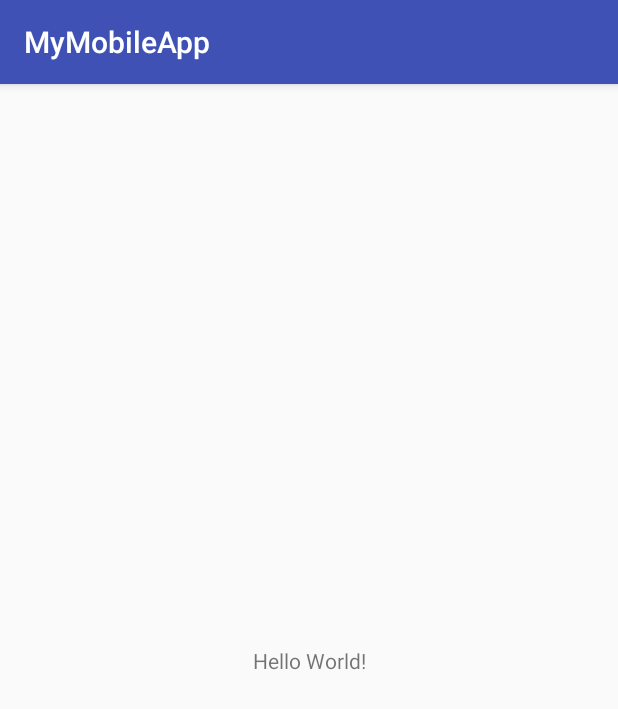
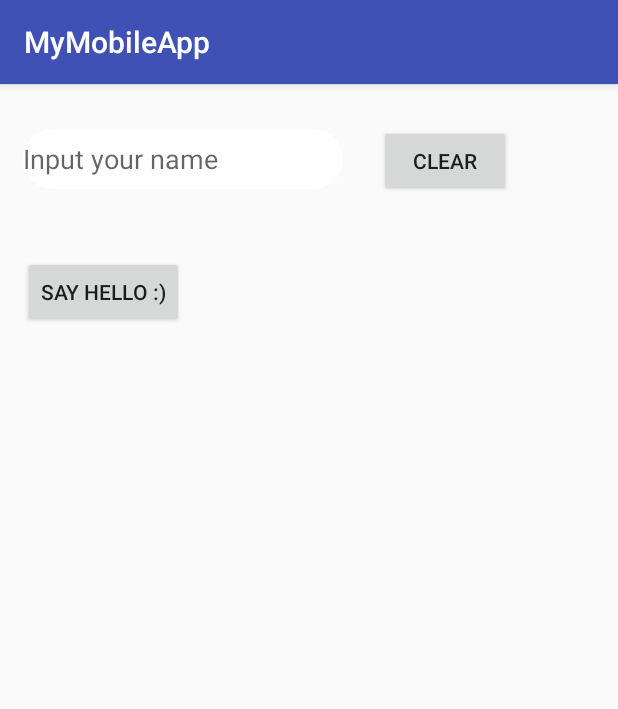
Before and after one commit to nzavarinsky/MobileDev, an Android app: the screen it shows after launch (MainActivity), on a phone screen of 412 x 824 dp. Shown: the top 709 px of the screen. Run offline under Robolectric (Android 15) with nearby library versions, the phone set to English and light mode, and no system bars.

Commit message:
[+] lab2

```diff
--- a/app/src/main/java/com/example/zava/mymobileapp/MainActivity.java
+++ b/app/src/main/java/com/example/zava/mymobileapp/MainActivity.java
@@ -2,13 +2,48 @@ package com.example.zava.mymobileapp;
 
 import android.support.v7.app.AppCompatActivity;
 import android.os.Bundle;
+import android.view.View;
+import android.widget.Button;
+import android.widget.EditText;
+import android.widget.TextView;
 
-public class MainActivity extends AppCompatActivity {
+
+public class MainActivity extends AppCompatActivity implements View.OnClickListener {
+    public EditText etName;
+    TextView textWithName;
+    Button clearText, sayHello;
+    public String name;
 
     @Override
     protected void onCreate(Bundle savedInstanceState) {
         super.onCreate(savedInstanceState);
         setContentView(R.layout.activity_main);
-        System.out.println("Hello world :)"); //test output to console
+        System.out.println("Hello World :)");
+
+        etName = findViewById(R.id.etName);
+        textWithName = findViewById(R.id.textWithName);
+        clearText = findViewById(R.id.clearText);
+        sayHello = findViewById(R.id.sayHello);
+
+        sayHello.setOnClickListener(this);
+        clearText.setOnClickListener(this);
+
+    }
+
+    @Override
+    public void onClick(View v) {
+        switch (v.getId()) { // switch to conrol clicks between two different buttons
+            case R.id.clearText:
+                etName.getText().clear();
+                break;
+            case R.id.sayHello:
+                textWithName.setText("Hello, " + etName.getText().toString());// output our congratulation
+                etName.getText().clear();
+        }
+    }
+
+
+    @Override
+    public void onPointerCaptureChanged(boolean hasCapture) {
     }
 }
--- /dev/null
+++ b/app/src/main/res/drawable/etname_focused_state.xml
@@ -0,0 +1,17 @@
+<selector xmlns:android="http://schemas.android.com/apk/res/android">
+    <item android:state_enabled="true"
+        android:state_focused="true">
+        <shape android:padding="10dp" android:shape="rectangle">
+            <solid android:color="#FFFFFF" />
+            <stroke android:width="0.5dp" android:color="#ffa0a496" />
+            <corners android:bottomLeftRadius="1dp" android:bottomRightRadius="1dp" android:topLeftRadius="1dp" android:topRightRadius="1dp" />
+        </shape>
+    </item>
+    <item android:state_enabled="false">
+        <shape android:padding="10dp"
+            android:shape="rectangle">
+            <solid android:color="#FFFFFF" />
+            <corners android:bottomLeftRadius="25dp" android:bottomRightRadius="25dp" android:topLeftRadius="25dp" android:topRightRadius="25dp" />
+        </shape>
+    </item>
+</selector>
--- a/app/src/main/res/layout/activity_main.xml
+++ b/app/src/main/res/layout/activity_main.xml
@@ -6,13 +6,62 @@
     android:layout_height="match_parent"
     tools:context="com.example.zava.mymobileapp.MainActivity">
 
-    <TextView
-        android:layout_width="wrap_content"
-        android:layout_height="wrap_content"
-        android:text="Hello World!"
-        app:layout_constraintBottom_toBottomOf="parent"
-        app:layout_constraintLeft_toLeftOf="parent"
-        app:layout_constraintRight_toRightOf="parent"
-        app:layout_constraintTop_toTopOf="parent" />
+    <RelativeLayout
+        android:layout_width="match_parent"
+        android:layout_height="match_parent"
+        android:descendantFocusability="beforeDescendants"
+        android:focusableInTouchMode="true">
 
+
+        <EditText
+            android:id="@+id/etName"
+            android:layout_width="wrap_content"
+            android:layout_height="40dp"
+            android:layout_alignParentStart="true"
+            android:layout_alignParentTop="true"
+            android:layout_marginStart="15dp"
+            android:layout_marginTop="30dp"
+            android:background="@drawable/etname_focused_state"
+            android:ems="10"
+            android:hint="Input your name"
+            android:inputType="textPersonName" />
+
+        <EditText
+            android:id="@+id/edt_thief"
+            android:layout_width="0dp"
+            android:layout_height="0dp"
+            android:focusable="true"
+            android:focusableInTouchMode="true" />
+
+        <Button
+            android:id="@+id/clearText"
+            android:layout_width="wrap_content"
+            android:layout_height="wrap_content"
+            android:layout_alignBaseline="@+id/etName"
+            android:layout_alignBottom="@+id/etName"
+            android:layout_marginStart="24dp"
+            android:layout_toEndOf="@+id/etName"
+            android:text="Clear" />
+
+        <Button
+            android:id="@+id/sayHello"
+            android:layout_width="wrap_content"
+            android:layout_height="wrap_content"
+            android:layout_alignParentLeft="true"
+            android:layout_below="@+id/clearText"
+            android:layout_marginLeft="15dp"
+            android:layout_marginTop="39dp"
+            android:text="Say Hello :)" />
+
+        <TextView
+            android:id="@+id/textWithName"
+            android:layout_width="wrap_content"
+            android:layout_height="wrap_content"
+            android:layout_alignEnd="@+id/etName"
+            android:layout_alignParentLeft="true"
+            android:layout_below="@+id/sayHello"
+            android:layout_marginLeft="15dp"
+            android:layout_marginTop="15dp"
+            android:text="" />
+    </RelativeLayout>
 </android.support.constraint.ConstraintLayout>
```
